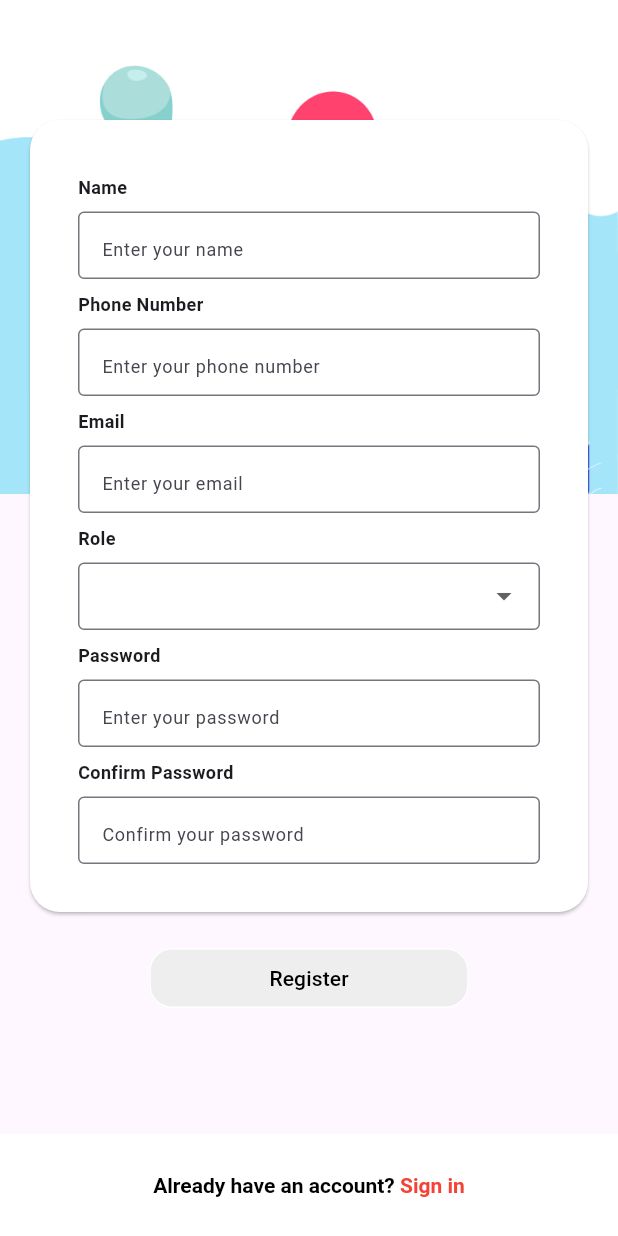
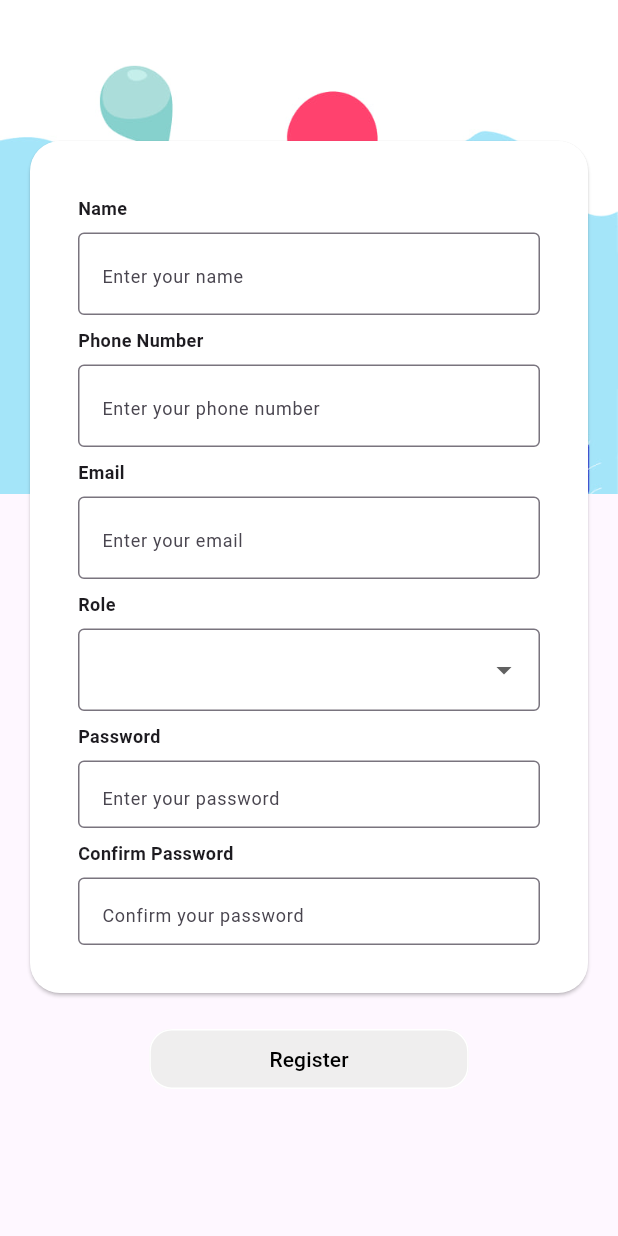
Before and after one commit to YasarMushtaq1/app, a Flutter app: the RegistrationScreen screen opened directly, on a phone screen of 412 x 824 dp. Run offline on Flutter 3.47's test engine with Material 3 defaults, Android fonts, the phone set to English and light mode, and no system bars.

Commit message:
Bugs fixed

```diff
--- a/lib/screens/authentication/registration_screen.dart
+++ b/lib/screens/authentication/registration_screen.dart
@@ -1,8 +1,8 @@
 import 'package:flutter/material.dart';
-import 'verification_screen.dart'; // Ensure correct path
-import '../main_screens/home_screen.dart'; // Ensure correct path
+import 'verification_screen.dart';
 
 class RegistrationScreen extends StatefulWidget {
+  // ignore: use_super_parameters
   const RegistrationScreen({Key? key}) : super(key: key);
 
   @override
@@ -11,24 +11,22 @@ class RegistrationScreen extends StatefulWidget {
 
 class _RegistrationScreenState extends State<RegistrationScreen> {
   final _form = GlobalKey<FormState>();
+  // ignore: unused_field
   var _enteredName = '';
+  // ignore: unused_field
   var _enteredPhone = '';
+  // ignore: unused_field
   var _enteredEmail = '';
   var _enteredPassword = '';
+  // ignore: unused_field
   var _confirmPassword = '';
   String? _selectedRole;
 
   void _submit() async {
-    final isValid = _form.currentState!.validate();
-    if (!isValid) {
-      return;
-    }
-    _form.currentState!.save();
-
     // Simulate registration and navigate to verification screen
     Navigator.of(context).push(
       MaterialPageRoute(
-        builder: (ctx) => VerificationScreen(
+        builder: (ctx) => const VerificationScreen(
           verificationCode: '1234', // Simulated code
         ),
       ),
@@ -38,11 +36,13 @@ class _RegistrationScreenState extends State<RegistrationScreen> {
   @override
   Widget build(BuildContext context) {
     return Scaffold(
-      body: Column(
+      body: SingleChildScrollView(
+        child: Column(
           mainAxisAlignment: MainAxisAlignment.spaceBetween,
           children: [
             // Content
-          Expanded(
+            SizedBox(
+              height: MediaQuery.of(context).size.height,
               child: Stack(
                 children: [
                   // Background Image
@@ -81,19 +81,19 @@ class _RegistrationScreenState extends State<RegistrationScreen> {
                                 crossAxisAlignment: CrossAxisAlignment.start,
                                 children: [
                                   // Margin between top of form box and 'Name' text
-                                const SizedBox(height: 20), // Adjust this value to increase or decrease the margin
-                                Padding(
-                                  padding: const EdgeInsets.symmetric(horizontal: 16), // Horizontal margin for labels
-                                  child: const Text(
+                                  const SizedBox(height: 20),
+                                  const Padding(
+                                    padding: EdgeInsets.symmetric(horizontal: 16),
+                                    child: Text(
                                       'Name',
                                       style: TextStyle(fontSize: 12, fontWeight: FontWeight.bold),
                                     ),
                                   ),
-                                const SizedBox(height: 8), // Space between label and field
+                                  const SizedBox(height: 8),
                                   Padding(
-                                  padding: const EdgeInsets.symmetric(horizontal: 16), // Horizontal margin for text fields
+                                    padding: const EdgeInsets.symmetric(horizontal: 16),
                                     child: SizedBox(
-                                    height: 45,
+                                      height: 55,
                                       child: TextFormField(
                                         decoration: const InputDecoration(
                                           hintText: 'Enter your name',
@@ -113,18 +113,18 @@ class _RegistrationScreenState extends State<RegistrationScreen> {
                                     ),
                                   ),
                                   const SizedBox(height: 8),
-                                Padding(
-                                  padding: const EdgeInsets.symmetric(horizontal: 16), // Horizontal margin for labels
-                                  child: const Text(
+                                  const Padding(
+                                    padding: EdgeInsets.symmetric(horizontal: 16),
+                                    child: Text(
                                       'Phone Number',
                                       style: TextStyle(fontSize: 12, fontWeight: FontWeight.bold),
                                     ),
                                   ),
-                                const SizedBox(height: 8), // Space between label and field
+                                  const SizedBox(height: 8),
                                   Padding(
-                                  padding: const EdgeInsets.symmetric(horizontal: 16), // Horizontal margin for text fields
+                                    padding: const EdgeInsets.symmetric(horizontal: 16),
                                     child: SizedBox(
-                                    height: 45,
+                                      height: 55,
                                       child: TextFormField(
                                         decoration: const InputDecoration(
                                           hintText: 'Enter your phone number',
@@ -144,18 +144,18 @@ class _RegistrationScreenState extends State<RegistrationScreen> {
                                     ),
                                   ),
                                   const SizedBox(height: 8),
-                                Padding(
-                                  padding: const EdgeInsets.symmetric(horizontal: 16), // Horizontal margin for labels
-                                  child: const Text(
+                                  const Padding(
+                                    padding: EdgeInsets.symmetric(horizontal: 16),
+                                    child: Text(
                                       'Email',
                                       style: TextStyle(fontSize: 12, fontWeight: FontWeight.bold),
                                     ),
                                   ),
-                                const SizedBox(height: 8), // Space between label and field
+                                  const SizedBox(height: 8),
                                   Padding(
-                                  padding: const EdgeInsets.symmetric(horizontal: 16), // Horizontal margin for text fields
+                                    padding: const EdgeInsets.symmetric(horizontal: 16),
                                     child: SizedBox(
-                                    height: 45,
+                                      height: 55,
                                       child: TextFormField(
                                         decoration: const InputDecoration(
                                           hintText: 'Enter your email',
@@ -176,18 +176,18 @@ class _RegistrationScreenState extends State<RegistrationScreen> {
                                     ),
                                   ),
                                   const SizedBox(height: 8),
-                                Padding(
-                                  padding: const EdgeInsets.symmetric(horizontal: 16), // Horizontal margin for labels
-                                  child: const Text(
+                                  const Padding(
+                                    padding: EdgeInsets.symmetric(horizontal: 16),
+                                    child: Text(
                                       'Role',
                                       style: TextStyle(fontSize: 12, fontWeight: FontWeight.bold),
                                     ),
                                   ),
-                                const SizedBox(height: 8), // Space between label and field
+                                  const SizedBox(height: 8),
                                   Padding(
-                                  padding: const EdgeInsets.symmetric(horizontal: 16), // Horizontal margin for dropdown
+                                    padding: const EdgeInsets.symmetric(horizontal: 16),
                                     child: SizedBox(
-                                    height: 45,
+                                      height: 55,
                                       child: DropdownButtonFormField<String>(
                                         decoration: const InputDecoration(
                                           border: OutlineInputBorder(),
@@ -196,6 +196,9 @@ class _RegistrationScreenState extends State<RegistrationScreen> {
                                         items: const [
                                           DropdownMenuItem(value: 'User', child: Text('User')),
                                           DropdownMenuItem(value: 'Admin', child: Text('Admin')),
+                                          DropdownMenuItem(value: 'Student', child: Text('Student')),
+                                          DropdownMenuItem(value: 'Teacher', child: Text('Teacher')),
+                                          DropdownMenuItem(value: 'Parent', child: Text('Parent')),
                                         ],
                                         onChanged: (value) {
                                           setState(() {
@@ -212,16 +215,17 @@ class _RegistrationScreenState extends State<RegistrationScreen> {
                                     ),
                                   ),
                                   const SizedBox(height: 8),
-                                Padding(
-                                  padding: const EdgeInsets.symmetric(horizontal: 16), // Horizontal margin for labels
+                                  const Padding(
+                                    padding: EdgeInsets.symmetric(horizontal: 16),
+                                    // ignore: unnecessary_const
                                     child: const Text(
                                       'Password',
                                       style: TextStyle(fontSize: 12, fontWeight: FontWeight.bold),
                                     ),
                                   ),
-                                const SizedBox(height: 8), // Space between label and field
+                                  const SizedBox(height: 8),
                                   Padding(
-                                  padding: const EdgeInsets.symmetric(horizontal: 16), // Horizontal margin for text fields
+                                    padding: const EdgeInsets.symmetric(horizontal: 16),
                                     child: SizedBox(
                                       height: 45,
                                       child: TextFormField(
@@ -244,16 +248,16 @@ class _RegistrationScreenState extends State<RegistrationScreen> {
                                     ),
                                   ),
                                   const SizedBox(height: 8),
-                                Padding(
-                                  padding: const EdgeInsets.symmetric(horizontal: 16), // Horizontal margin for labels
-                                  child: const Text(
+                                  const Padding(
+                                    padding: EdgeInsets.symmetric(horizontal: 16),
+                                    child: Text(
                                       'Confirm Password',
                                       style: TextStyle(fontSize: 12, fontWeight: FontWeight.bold),
                                     ),
                                   ),
-                                const SizedBox(height: 8), // Space between label and field
+                                  const SizedBox(height: 8),
                                   Padding(
-                                  padding: const EdgeInsets.symmetric(horizontal: 16), // Horizontal margin for text fields
+                                    padding: const EdgeInsets.symmetric(horizontal: 16),
                                     child: SizedBox(
                                       height: 45,
                                       child: TextFormField(
@@ -297,7 +301,7 @@ class _RegistrationScreenState extends State<RegistrationScreen> {
                               elevation: 0, // Remove shadow
                               shape: RoundedRectangleBorder(
                                 borderRadius: BorderRadius.circular(15),
-                              side: BorderSide(color: const Color.fromARGB(255, 255, 255, 255)), // Border color
+                                side: const BorderSide(color: Color.fromARGB(255, 255, 255, 255)), // Border color
                               ),
                             ),
                             child: const Text(
@@ -322,7 +326,7 @@ class _RegistrationScreenState extends State<RegistrationScreen> {
                     Navigator.of(context).pop();
                   },
                   child: RichText(
-                  text: TextSpan(
+                    text: const TextSpan(
                       text: 'Already have an account? ',
                       style: TextStyle(color: Colors.black, fontWeight: FontWeight.bold),
                       children: [
@@ -338,6 +342,7 @@ class _RegistrationScreenState extends State<RegistrationScreen> {
             ),
           ],
         ),
+      ),
     );
   }
 }
```
Also changed, not shown: lib/main.dart (+4 -6 lines), lib/screens/Navigations/navigation_bar.dart (renamed from lib/screens/main_screens/home_screen.dart, +11 -4 lines), lib/screens/authentication/auth.dart (deleted, +0 -513 lines), lib/screens/authentication/signin_screen.dart (+15 -19 lines), lib/screens/authentication/verification_screen.dart (+14 -9 lines), 1 other file. Lines whose indentation alone changed are shown as unchanged.
